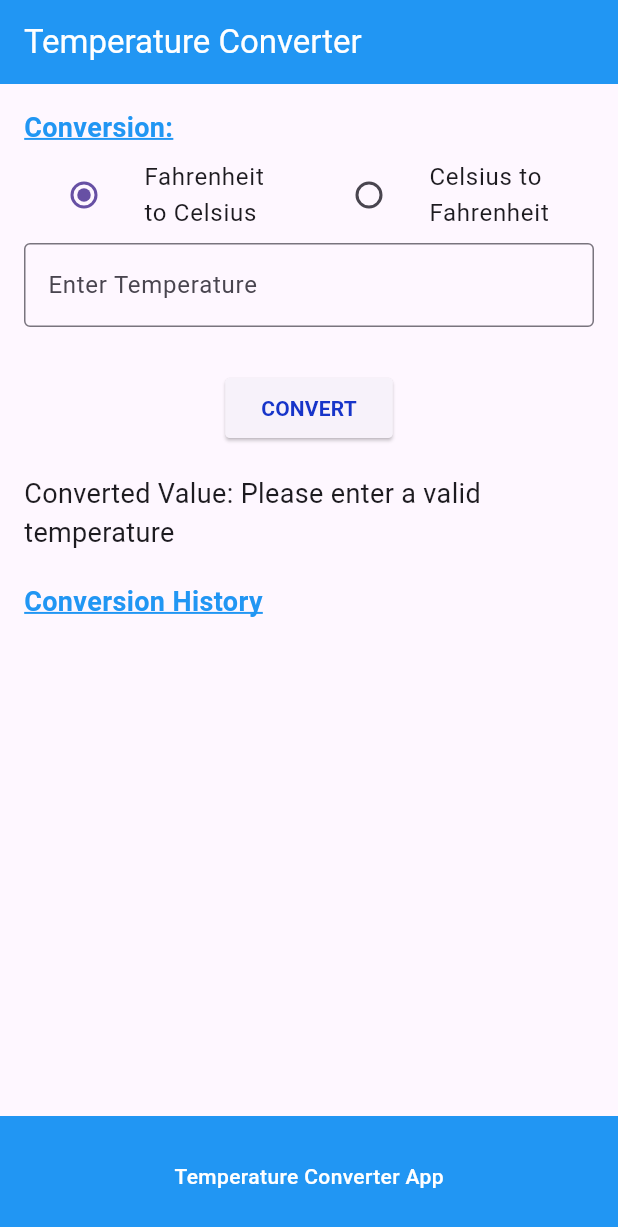
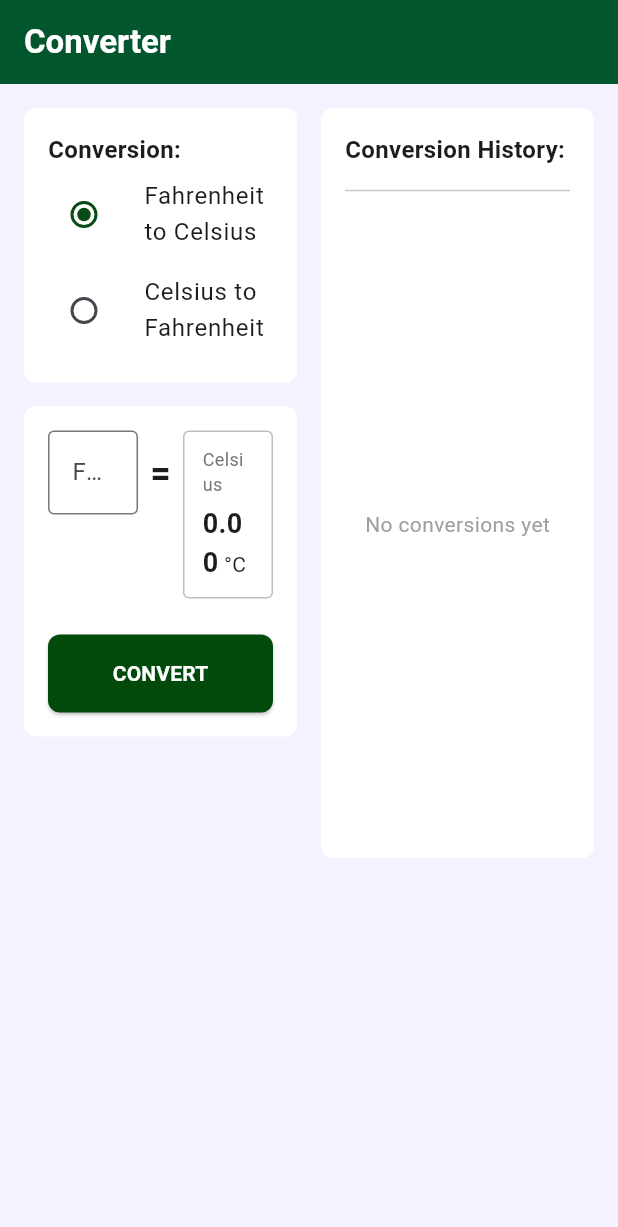
Before and after one commit to Q-Reine/temp_conversion_app, a Flutter app: the screen it shows after launch, after a tap on "CONVERT", on a phone screen of 412 x 824 dp. Shown: the top 1227 px of the screen. Run offline on Flutter 3.47's test engine with Material 3 defaults, Android fonts, the phone set to English and light mode, and no system bars.

Commit message:
feat: temperature converter app

```diff
--- a/lib/main.dart
+++ b/lib/main.dart
@@ -9,7 +9,22 @@ class TempConverterApp extends StatelessWidget {
       debugShowCheckedModeBanner: false,
       title: 'Temperature Converter',
       theme: ThemeData(
-        primarySwatch: Colors.blue,
+        primarySwatch: Colors.green,
+        scaffoldBackgroundColor: const Color(0xFFF3F3FF),
+        // Define a global theme for all input fields
+        inputDecorationTheme: const InputDecorationTheme(
+          // Style for the border when the input field is focused
+          focusedBorder: OutlineInputBorder(
+            borderSide: BorderSide(
+              color: Color.fromARGB(255, 6, 76, 20), // Active green color
+              width: 2.0,
+            ),
+          ),
+          // Style for the label (e.g., 'Celsius') when the field is focused
+          floatingLabelStyle: TextStyle(
+            color: Color.fromARGB(255, 6, 76, 20), // Active green color
+          ),
+        ),
       ),
       home: TempConverterAppPage(),
     );
@@ -24,13 +39,12 @@ class TempConverterAppPage extends StatefulWidget {
 class _TempConverterAppPageState extends State<TempConverterAppPage> {
   final TextEditingController _tempController = TextEditingController();
   bool _isFahrenheitToCelsius = true;
-  String _convertedTemp = '';
+  String _convertedTemp = "0.00";
   List<String> _conversionHistory = [];
 
   void _convertTemperature() {
     setState(() {
       if (_tempController.text.isEmpty) {
-        _convertedTemp = 'Please enter a valid temperature';
         return;
       }
 
@@ -40,10 +54,12 @@ class _TempConverterAppPageState extends State<TempConverterAppPage> {
 
       if (_isFahrenheitToCelsius) {
         result = (inputTemp - 32) * 5 / 9;
-        historyEntry = 'F to C: $inputTemp => ${result.toStringAsFixed(2)}';
+        historyEntry =
+            'F to C: $inputTemp°F => ${result.toStringAsFixed(2)}°C';
       } else {
         result = inputTemp * 9 / 5 + 32;
-        historyEntry = 'C to F: $inputTemp => ${result.toStringAsFixed(2)}';
+        historyEntry =
+            'C to F: $inputTemp°C => ${result.toStringAsFixed(2)}°F';
       }
 
       _convertedTemp = result.toStringAsFixed(2);
@@ -56,138 +72,211 @@ class _TempConverterAppPageState extends State<TempConverterAppPage> {
     return Scaffold(
       appBar: AppBar(
         title: const Text(
-          'Temperature Converter',
-          style: TextStyle(color: Colors.white),
+          'Converter',
+          style: TextStyle(color: Colors.white, fontWeight: FontWeight.bold),
         ),
-        backgroundColor: Colors.blue,
+        backgroundColor: const Color.fromARGB(255, 2, 86, 45),
+        elevation: 0,
       ),
-      body: OrientationBuilder(
-        builder: (context, orientation) {
-          return SingleChildScrollView(
-            child: Padding(
+      body: Padding(
         padding: const EdgeInsets.all(16.0),
+        child: Row(
+          crossAxisAlignment: CrossAxisAlignment.start,
+          children: [
+            Expanded(
+              child: _buildConverterPanel(),
+            ),
+            const SizedBox(width: 16),
+            Expanded(
+              child: _buildHistoryPanel(),
+            ),
+          ],
+        ),
+      ),
+    );
+  }
+
+  Widget _buildConverterPanel() {
+    return Column(
+      children: [
+        Container(
+          padding: const EdgeInsets.all(16.0),
+          decoration: BoxDecoration(
+            color: Colors.white,
+            borderRadius: BorderRadius.circular(8),
+          ),
           child: Column(
             crossAxisAlignment: CrossAxisAlignment.start,
-                children: <Widget>[
+            children: [
               const Text(
                 'Conversion:',
-                    style: TextStyle(
-                      fontSize: 18,
-                      color: Colors.blue,
-                      fontWeight: FontWeight.bold,
-                      decoration: TextDecoration.underline,
-                      decorationThickness: 1.5,
-                      decorationColor: Colors.blue,
+                style: TextStyle(fontSize: 16, fontWeight: FontWeight.bold),
+              ),
+              _buildConversionRadio(
+                  title: 'Fahrenheit to Celsius', value: true),
+              _buildConversionRadio(
+                  title: 'Celsius to Fahrenheit', value: false),
+            ],
           ),
         ),
+        const SizedBox(height: 16),
+        Container(
+          padding: const EdgeInsets.all(16.0),
+          decoration: BoxDecoration(
+            color: Colors.white,
+            borderRadius: BorderRadius.circular(8),
+          ),
+          child: Column(
+            children: [
               Row(
+                crossAxisAlignment: CrossAxisAlignment.start,
                 children: [
                   Expanded(
-                        child: ListTile(
-                          title: const Text('Fahrenheit to Celsius'),
-                          leading: Radio<bool>(
-                            value: true,
-                            groupValue: _isFahrenheitToCelsius,
-                            onChanged: (bool? value) {
-                              setState(() {
-                                _isFahrenheitToCelsius = value!;
-                              });
-                            },
+                    child: TextField(
+                      controller: _tempController,
+                      keyboardType:
+                          const TextInputType.numberWithOptions(decimal: true),
+                      decoration: InputDecoration(
+                        labelText:
+                            _isFahrenheitToCelsius ? 'Fahrenheit' : 'Celsius',
+                        border: const OutlineInputBorder(),
                       ),
                     ),
                   ),
+                  const Padding(
+                    padding: EdgeInsets.symmetric(horizontal: 8.0, vertical: 12.0),
+                    child: Text('=',
+                        style: TextStyle(
+                            fontSize: 24, fontWeight: FontWeight.bold)),
+                  ),
                   Expanded(
-                        child: ListTile(
-                          title: const Text('Celsius to Fahrenheit'),
-                          leading: Radio<bool>(
-                            value: false,
-                            groupValue: _isFahrenheitToCelsius,
-                            onChanged: (bool? value) {
-                              setState(() {
-                                _isFahrenheitToCelsius = value!;
-                              });
-                            },
+                    child: _buildOutputField(),
+                  ),
+                ],
+              ),
+              const SizedBox(height: 24),
+              SizedBox(
+                width: double.infinity,
+                child: ElevatedButton(
+                  onPressed: _convertTemperature,
+                  style: ElevatedButton.styleFrom(
+                    backgroundColor: const Color.fromARGB(255, 1, 74, 11),
+                    padding: const EdgeInsets.symmetric(vertical: 16),
+                    shape: RoundedRectangleBorder(
+                      borderRadius: BorderRadius.circular(8),
+                    ),
+                  ),
+                  child: const Text(
+                    'CONVERT',
+                    style: TextStyle(
+                        color: Colors.white, fontWeight: FontWeight.bold),
                   ),
                 ),
               ),
             ],
           ),
-                  TextField(
-                    controller: _tempController,
-                    keyboardType: TextInputType.number,
-                    decoration: const InputDecoration(
-                      labelText: 'Enter Temperature',
-                      border: OutlineInputBorder(),
+        ),
+      ],
+    );
+  }
+
+  Widget _buildConversionRadio({required String title, required bool value}) {
+    return ListTile(
+      contentPadding: EdgeInsets.zero,
+      title: Text(title),
+      leading: Radio<bool>(
+        value: value,
+        groupValue: _isFahrenheitToCelsius,
+        onChanged: (bool? newValue) {
+          setState(() {
+            _isFahrenheitToCelsius = newValue!;
+            _tempController.clear();
+            _convertedTemp = '0.00';
+          });
+        },
+        activeColor: const Color.fromARGB(255, 6, 76, 20),
+      ),
+    );
+  }
+
+  Widget _buildOutputField() {
+    return Container(
+      padding: const EdgeInsets.symmetric(horizontal: 12.0, vertical: 9.5),
+      decoration: BoxDecoration(
+        color: Colors.white,
+        border: Border.all(color: Colors.grey.shade400),
+        borderRadius: BorderRadius.circular(4.0),
+      ),
+      child: Column(
+        crossAxisAlignment: CrossAxisAlignment.start,
+        children: [
+          Text(
+            _isFahrenheitToCelsius ? 'Celsius' : 'Fahrenheit',
+            style: TextStyle(color: Colors.grey[600], fontSize: 12),
+          ),
+          const SizedBox(height: 5),
+          Text.rich(
+            TextSpan(
+              children: [
+                TextSpan(
+                  text: _convertedTemp,
+                  style: const TextStyle(
+                      fontSize: 18, fontWeight: FontWeight.bold),
+                ),
+                TextSpan(
+                  text: _isFahrenheitToCelsius ? ' °C' : ' °F',
+                  style: const TextStyle(
+                      fontSize: 14, fontWeight: FontWeight.normal),
+                ),
+              ],
             ),
           ),
-                  const SizedBox(height: 30),
-                  Center(
-                    child: ElevatedButton(
-                      onPressed: _convertTemperature,
-                      style: ElevatedButton.styleFrom(
-                        shape: RoundedRectangleBorder(
-                          borderRadius: BorderRadius.circular(3),
+        ],
       ),
+    );
+  }
+
+  Widget _buildHistoryPanel() {
+    return Container(
+      height: 500,
+      padding: const EdgeInsets.all(16.0),
+      decoration: BoxDecoration(
+        color: Colors.white,
+        borderRadius: BorderRadius.circular(8),
       ),
-                      child: const Text(
-                        'CONVERT',
-                        style: TextStyle(
-                          fontWeight: FontWeight.bold,
-                          color: Color.fromARGB(255, 23, 53, 201),
+      child: Column(
+        crossAxisAlignment: CrossAxisAlignment.start,
+        children: [
+          const Text(
+            'Conversion History:',
+            style: TextStyle(fontSize: 16, fontWeight: FontWeight.bold),
           ),
+          const SizedBox(height: 8),
+          const Divider(),
+          const SizedBox(height: 8),
+          Expanded(
+            child: _conversionHistory.isEmpty
+                ? const Center(
+                    child: Text(
+                      'No conversions yet',
+                      style: TextStyle(color: Colors.grey),
                     ),
-                    ),
-                  ),
-                  const SizedBox(height: 20),
-                  if (_convertedTemp.isNotEmpty)
-                    Text(
-                      'Converted Value: $_convertedTemp',
-                      style: const TextStyle(fontSize: 18),
-                    ),
-                  const SizedBox(height: 20),
-                  const Text(
-                    'Conversion History',
-                    style: TextStyle(
-                      fontSize: 18,
-                      color: Colors.blue,
-                      fontWeight: FontWeight.bold,
-                      decoration: TextDecoration.underline,
-                      decorationThickness: 1.5,
-                      decorationColor: Colors.blue,
-                    ),
-                  ),
-                  SizedBox(
-                    height: 200,
-                    child: ListView.builder(
+                  )
+                : ListView.builder(
                     itemCount: _conversionHistory.length,
                     itemBuilder: (context, index) {
-                        return ListTile(
-                          title: Text(_conversionHistory[index]),
+                      return Padding(
+                        padding: const EdgeInsets.symmetric(vertical: 4.0),
+                        child: Text(
+                          _conversionHistory[index],
+                          style: const TextStyle(fontSize: 14),
+                        ),
                       );
                     },
                   ),
           ),
         ],
       ),
-            ),
-          );
-        },
-      ),
-      bottomNavigationBar: BottomAppBar(
-        color: Colors.blue,
-        child: Padding(
-          padding: const EdgeInsets.all(12.0),
-          child: Center(
-            child: Text(
-              'Temperature Converter App',
-              style: TextStyle(
-                color: Colors.white,
-                fontWeight: FontWeight.w500,
-              ),
-            ),
-          ),
-        ),
-      ),
     );
   }
 }
```
Also changed, not shown: pubspec.lock, 1 other file. Lines whose indentation alone changed are shown as unchanged.
